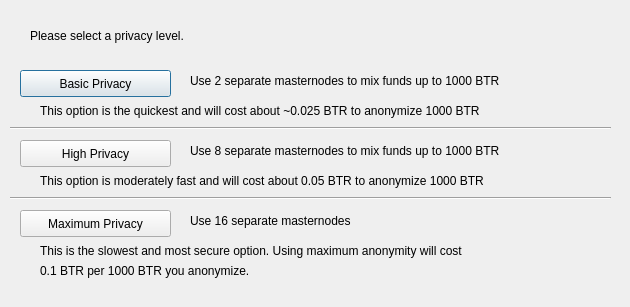
The window that src/qt/forms/darksendconfig.ui (BitRewardsCoin/BitRewards) describes before a commit, drawn with Qt 5.
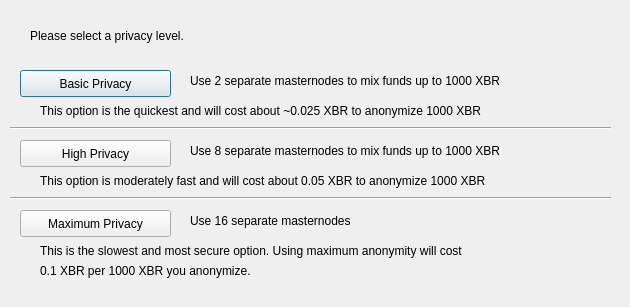
The same window after the commit.

```diff
--- a/src/qt/forms/darksendconfig.ui
+++ b/src/qt/forms/darksendconfig.ui
@@ -75,7 +75,7 @@
     </rect>
    </property>
    <property name="text">
-    <string>Use 2 separate masternodes to mix funds up to 1000 BTR</string>
+    <string>Use 2 separate masternodes to mix funds up to 1000 XBR</string>
    </property>
   </widget>
   <widget class="QLabel" name="label_3">
@@ -88,7 +88,7 @@
     </rect>
    </property>
    <property name="text">
-    <string>Use 8 separate masternodes to mix funds up to 1000 BTR</string>
+    <string>Use 8 separate masternodes to mix funds up to 1000 XBR</string>
    </property>
   </widget>
   <widget class="QLabel" name="label_4">
@@ -114,7 +114,7 @@
     </rect>
    </property>
    <property name="text">
-    <string>This option is the quickest and will cost about ~0.025 BTR to anonymize 1000 BTR</string>
+    <string>This option is the quickest and will cost about ~0.025 XBR to anonymize 1000 XBR</string>
    </property>
   </widget>
   <widget class="QLabel" name="label_7">
@@ -127,7 +127,7 @@
     </rect>
    </property>
    <property name="text">
-    <string>This option is moderately fast and will cost about 0.05 BTR to anonymize 1000 BTR</string>
+    <string>This option is moderately fast and will cost about 0.05 XBR to anonymize 1000 XBR</string>
    </property>
   </widget>
   <widget class="QLabel" name="label_8">
@@ -153,7 +153,7 @@
     </rect>
    </property>
    <property name="text">
-    <string>0.1 BTR per 1000 BTR you anonymize.</string>
+    <string>0.1 XBR per 1000 XBR you anonymize.</string>
    </property>
   </widget>
   <widget class="Line" name="line">
```
